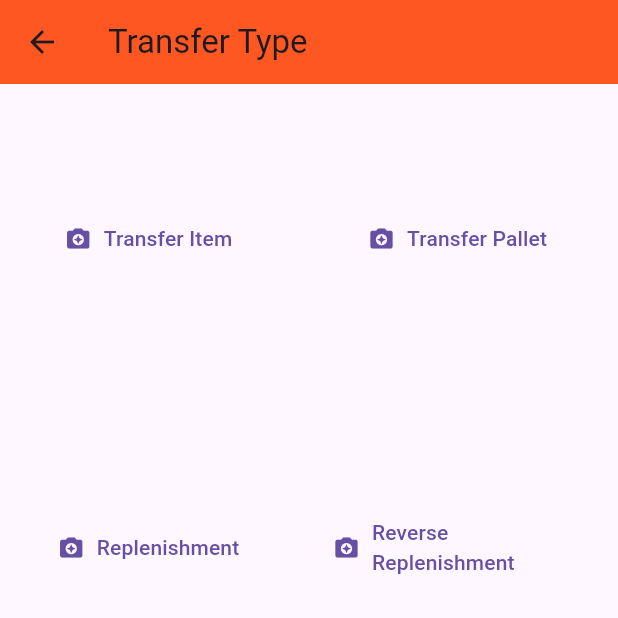
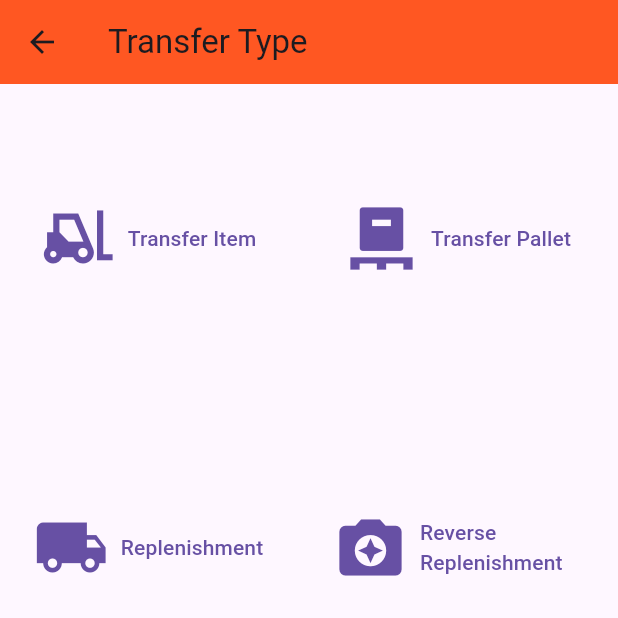
Before and after one commit to iamvedantp/wms_ui, a Flutter app: the screen it shows after launch, after a tap on "Transfer", on a phone screen of 412 x 824 dp, the top half of it. Run offline on Flutter 3.47's test engine with Material 3 defaults, Android fonts, the phone set to English and light mode, and no system bars.

Commit message:
All Icon size changed

```diff
--- a/lib/Buttons/check_in_button_page.dart
+++ b/lib/Buttons/check_in_button_page.dart
@@ -11,21 +11,21 @@ class CheckInButtonPage extends StatelessWidget {
     return Scaffold(
       appBar: AppBar(
         title: const Text('Check-in'),
-        backgroundColor: Colors.deepOrange,
+        backgroundColor: Colors.orangeAccent,
       ),
       body: GridView.count(
         crossAxisCount: 2,
         children: [
           OutlinedButton.icon(
             iconAlignment: IconAlignment.start,
-            icon: const Icon(Icons.camera_enhance),
+            icon: const Icon(Icons.warehouse, size: 50),
             style: outlinedButtonStyle,
             onPressed: () {},
             label: const Text('Check-In Item'),
           ),
           OutlinedButton.icon(
             iconAlignment: IconAlignment.start,
-            icon: const Icon(Icons.camera_enhance),
+            icon: const Icon(Icons.pallet, size: 50),
             style: outlinedButtonStyle,
             onPressed: () {},
             label: const Text('Check-In Pallet'),
--- a/lib/Buttons/route_return_page.dart
+++ b/lib/Buttons/route_return_page.dart
@@ -18,14 +18,14 @@ class RouteReturnPage extends StatelessWidget {
         children: [
           OutlinedButton.icon(
             iconAlignment: IconAlignment.start,
-            icon: const Icon(Icons.camera_enhance),
+            icon: const Icon(Icons.camera_enhance, size: 50),
             style: outlinedButtonStyle,
             onPressed: () {},
             label: const Text('Check-In Item'),
           ),
           OutlinedButton.icon(
             iconAlignment: IconAlignment.start,
-            icon: const Icon(Icons.camera_enhance),
+            icon: const Icon(Icons.camera_enhance, size: 50),
             style: outlinedButtonStyle,
             onPressed: () {},
             label: const Text('Check-In Pallet'),
--- a/lib/Buttons/transfer_button_page.dart
+++ b/lib/Buttons/transfer_button_page.dart
@@ -18,28 +18,31 @@ class TransferButtonPage extends StatelessWidget {
         children: [
           OutlinedButton.icon(
             iconAlignment: IconAlignment.start,
-            icon: const Icon(Icons.camera_enhance),
+            icon: const Icon(
+              Icons.forklift,
+              size: 50,
+            ),
             style: outlinedButtonStyle,
             onPressed: () {},
             label: const Text('Transfer Item'),
           ),
           OutlinedButton.icon(
             iconAlignment: IconAlignment.start,
-            icon: const Icon(Icons.camera_enhance),
+            icon: const Icon(Icons.pallet, size: 50),
             style: outlinedButtonStyle,
             onPressed: () {},
             label: const Text('Transfer Pallet'),
           ),
           OutlinedButton.icon(
             iconAlignment: IconAlignment.start,
-            icon: const Icon(Icons.camera_enhance),
+            icon: const Icon(Icons.local_shipping, size: 50),
             style: outlinedButtonStyle,
             onPressed: () {},
             label: const Text('Replenishment'),
           ),
           OutlinedButton.icon(
             iconAlignment: IconAlignment.start,
-            icon: const Icon(Icons.camera_enhance),
+            icon: const Icon(Icons.camera_enhance, size: 50),
             style: outlinedButtonStyle,
             onPressed: () {},
             label: const Text('Reverse Replenishment'),
--- a/lib/buttons_homepage.dart
+++ b/lib/buttons_homepage.dart
@@ -14,7 +14,7 @@ class ButtonsHomepage extends StatelessWidget {
     return Scaffold(
       appBar: AppBar(
         title: const Text('Welcome'),
-        backgroundColor: Colors.deepOrange,
+        backgroundColor: Colors.orangeAccent,
       ),
       body: GridView.count(
         crossAxisSpacing: 40,
@@ -24,14 +24,17 @@ class ButtonsHomepage extends StatelessWidget {
         children: [
           OutlinedButton.icon(
             iconAlignment: IconAlignment.start,
-            icon: const Icon(Icons.inventory_outlined),
+            icon: const Icon(
+              Icons.inventory_outlined,
+              size: 50,
+            ),
             style: outlinedButtonStyle,
             onPressed: () {},
             label: const Text('Item Receipt'),
           ),
           OutlinedButton.icon(
             iconAlignment: IconAlignment.start,
-            icon: const Icon(Icons.warehouse),
+            icon: const Icon(Icons.warehouse, size: 50),
             style: outlinedButtonStyle,
             onPressed: () {
               Navigator.push(
@@ -45,19 +48,19 @@ class ButtonsHomepage extends StatelessWidget {
           ),
           OutlinedButton.icon(
               iconAlignment: IconAlignment.start,
-              icon: const Icon(Icons.forklift),
+              icon: const Icon(Icons.forklift, size: 50),
               style: outlinedButtonStyle,
               onPressed: () {},
               label: const Text('Pick Order')),
           OutlinedButton.icon(
               iconAlignment: IconAlignment.start,
-              icon: const Icon(Icons.receipt),
+              icon: const Icon(Icons.receipt, size: 50),
               style: outlinedButtonStyle,
               onPressed: () {},
               label: const Text('Cycle Count')),
           OutlinedButton.icon(
               iconAlignment: IconAlignment.start,
-              icon: const Icon(Icons.content_paste_go_outlined),
+              icon: const Icon(Icons.content_paste_go_outlined, size: 50),
               style: outlinedButtonStyle,
               onPressed: () {
                 Navigator.push(
@@ -70,13 +73,13 @@ class ButtonsHomepage extends StatelessWidget {
               label: const Text('Transfer')),
           OutlinedButton.icon(
               iconAlignment: IconAlignment.start,
-              icon: const Icon(Icons.add_shopping_cart),
+              icon: const Icon(Icons.add_shopping_cart, size: 50),
               style: outlinedButtonStyle,
               onPressed: () {},
               label: const Text('Products')),
           OutlinedButton.icon(
               iconAlignment: IconAlignment.start,
-              icon: const Icon(Icons.emoji_transportation),
+              icon: const Icon(Icons.emoji_transportation, size: 50),
               style: outlinedButtonStyle,
               onPressed: () {
                 Navigator.push(
```
